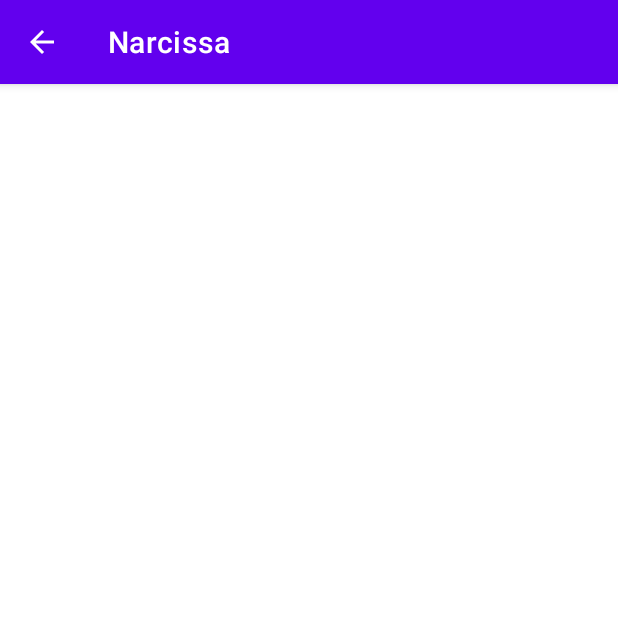
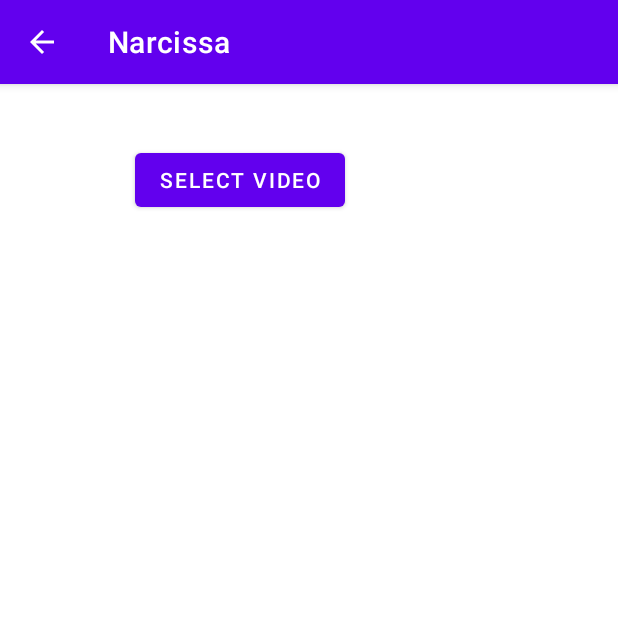
Before and after one commit to juuuleees/CMSC200-Thesis, an Android app: the screen it shows after launch (VideoDemonstrations), after a tap on "VIDEO DEMONSTRATION", on a phone screen of 412 x 824 dp, the top half of it. Run offline under Robolectric (Android 15) with nearby library versions, the phone set to English and light mode, and no system bars; libraries missing offline, so code that uses them is left out: org.opencv.android; 1 statement that could not run was skipped.

Commit message:
Added/edited files.

```diff
--- /dev/null
+++ b/code/Narcissa/app/src/main/java/com/example/narcissa/AerialMap.java
@@ -0,0 +1,4 @@
+package com.example.narcissa;
+
+public class AerialMap {
+}
--- a/code/Narcissa/app/src/main/java/com/example/narcissa/Portrait_Frag.java
+++ b/code/Narcissa/app/src/main/java/com/example/narcissa/Portrait_Frag.java
@@ -13,6 +13,7 @@ import android.widget.Button;
 public class Portrait_Frag extends Fragment implements View.OnClickListener {
 
     private Button video_demo;
+    private Button connect_bot;
 
     public Portrait_Frag() {
         // Required empty public constructor
@@ -27,17 +28,34 @@ public class Portrait_Frag extends Fragment implements View.OnClickListener {
     public View onCreateView(LayoutInflater inflater, ViewGroup container,
                              Bundle savedInstanceState) {
         // Inflate the layout for this fragment
-        View video_demo_view = inflater.inflate(R.layout.portrait_frag, container, false);
+        View portrait_view = inflater.inflate(R.layout.portrait_frag, container, false);
 //        Remember that findViewById() needs to be attached to the view na gagamitin mo
-        video_demo = (Button)video_demo_view.findViewById(R.id.vid_demo);
+        video_demo = (Button)portrait_view.findViewById(R.id.vid_demo);
+        connect_bot = (Button)portrait_view.findViewById(R.id.bot_connect);
         video_demo.setOnClickListener(this);
+        connect_bot.setOnClickListener(this);
 
-        return video_demo_view;
+        return portrait_view;
     }
 
     @Override
     public void onClick(View v) {
-        access_video_demo(v);
+        int id = v.getId();
+        switch (id) {
+            case R.id.vid_demo:
+                access_video_demo(v);
+                break;
+            case R.id.bot_connect:
+                connect_to_bot(v);
+                break;
+            default:
+                break;
+        }
+    }
+
+    public void connect_to_bot(View view) {
+        Intent intent = new Intent(getActivity(), BotConnector.class);
+        startActivity(intent);
     }
 
     public void access_video_demo(View view) {
--- a/code/Narcissa/app/src/main/java/com/example/narcissa/VideoDemonstrations.java
+++ b/code/Narcissa/app/src/main/java/com/example/narcissa/VideoDemonstrations.java
@@ -2,13 +2,72 @@ package com.example.narcissa;
 
 import androidx.appcompat.app.AppCompatActivity;
 
+import android.content.Intent;
+import android.media.MediaMetadataRetriever;
+import android.net.Uri;
 import android.os.Bundle;
+import android.os.Environment;
+import android.provider.MediaStore;
+import android.view.View;
+import android.widget.Button;
+
+import java.io.File;
 
 public class VideoDemonstrations extends AppCompatActivity {
+
+    private Button select_video;
+    private MediaMetadataRetriever data_retriever;
+    private final int SELECT_VIDEO_REQUEST = 100;
 
     @Override
     protected void onCreate(Bundle savedInstanceState) {
         super.onCreate(savedInstanceState);
         setContentView(R.layout.video_demonstrations);
+
+//      Select a video from gallery
+        Intent vid_intent = set_retrieval_intent();
+
+//      Initialize video selection button
+        select_video = (Button)findViewById(R.id.select_video_button);
+        select_video.setOnClickListener(new View.OnClickListener() {
+            @Override
+            public void onClick(View view) {
+                startActivityForResult(Intent.createChooser(vid_intent, "Select Video")
+                        ,SELECT_VIDEO_REQUEST);
+            }
+        });
+
+
     }
+
+    public void onActivityResult(int request, int result, Intent data) {
+        if (result == RESULT_OK) {
+            if (request == SELECT_VIDEO_REQUEST) {
+                MediaMetadataRetriever retriever = new MediaMetadataRetriever();
+                Uri video_uri = data.getData();
+                retriever.setDataSource(getApplicationContext(), video_uri);
+                VideoMirrorDetection mirror_detector = new VideoMirrorDetection(retriever, video_uri);
+                mirror_detector.add_fov();
+            }
+        }
+    }
+
+    public Intent set_retrieval_intent() {
+        Intent intent;
+        if (android.os.Environment.getExternalStorageState().equals(Environment.MEDIA_MOUNTED)) {
+//          Everything can access external storage
+            intent = new Intent(Intent.ACTION_PICK,
+                    MediaStore.Video.Media.EXTERNAL_CONTENT_URI);
+        } else {
+//          Only the app/system/super processes can access internal storage
+            intent = new Intent(Intent.ACTION_PICK,
+                    MediaStore.Video.Media.INTERNAL_CONTENT_URI);
+        }
+
+        intent.setType("video/*");
+        intent.setAction(Intent.ACTION_GET_CONTENT);
+
+        return intent;
+    }
+
 }
--- a/code/Narcissa/app/src/main/res/layout/landscape_frag.xml
+++ b/code/Narcissa/app/src/main/res/layout/landscape_frag.xml
@@ -33,7 +33,7 @@
 
     <TextView
         android:id="@+id/bot_connect_desc"
-        android:layout_width="match_parent"
+        android:layout_width="201dp"
         android:layout_height="wrap_content"
         android:text="@string/bot_connect_desc"
         android:translationX="50dp"
--- a/code/Narcissa/app/src/main/res/layout/portrait_frag.xml
+++ b/code/Narcissa/app/src/main/res/layout/portrait_frag.xml
@@ -31,7 +31,6 @@
         android:translationX="50dp"
         android:translationY="200dp" />
 
-    <!-- ToDo: this text should fit in portrait view -->
     <TextView
         android:id="@+id/bot_connect_desc"
         android:layout_width="250dp"
--- a/code/Narcissa/app/src/main/res/layout/video_demonstrations.xml
+++ b/code/Narcissa/app/src/main/res/layout/video_demonstrations.xml
@@ -6,4 +6,19 @@
     android:layout_height="match_parent"
     tools:context=".VideoDemonstrations">
 
+    <Button
+        android:id="@+id/select_video_button"
+        android:layout_width="wrap_content"
+        android:layout_height="wrap_content"
+        android:layout_marginStart="90dp"
+        android:layout_marginTop="40dp"
+        android:layout_marginEnd="317dp"
+        android:layout_marginBottom="643dp"
+        android:text="@string/select_video"
+        app:layout_constraintBottom_toBottomOf="parent"
+        app:layout_constraintEnd_toEndOf="parent"
+        app:layout_constraintHorizontal_bias="0.0"
+        app:layout_constraintStart_toStartOf="parent"
+        app:layout_constraintTop_toTopOf="parent"
+        app:layout_constraintVertical_bias="0.0" />
 </androidx.constraintlayout.widget.ConstraintLayout>
--- a/code/Narcissa/app/src/main/res/values/strings.xml
+++ b/code/Narcissa/app/src/main/res/values/strings.xml
@@ -4,10 +4,10 @@
     <!--    Button label strings -->
     <string name="vid_demo">Video demonstration</string>
     <string name="bot_connect">Connect to bot</string>
+    <string name="select_video">Select Video</string>
 
     <!--    Explanation paragraphs? -->
     <string name="vid_demo_desc">Locate mirrors in a selected video.</string>
     <string name="bot_connect_desc">Connect to an Arduino robot. Used for live demonstrations.</string>
-    <!-- TODO: Remove or change this placeholder text -->
-    <string name="hello_blank_fragment">Hello blank fragment</string>
+
 </resources>
--- a/code/Narcissa/settings.gradle
+++ b/code/Narcissa/settings.gradle
@@ -8,3 +8,6 @@ dependencyResolutionManagement {
 }
 rootProject.name = "Narcissa"
 include ':app'
+
+include ':openCV343'
+include ':openCV343'
```
Also changed, not shown: code/Narcissa/app/build.gradle (+4 -4 lines), code/Narcissa/app/src/main/AndroidManifest.xml (+7 -3 lines), code/Narcissa/app/src/main/java/com/example/narcissa/BotConnector.java (added, +14 -0 lines), code/Narcissa/app/src/main/java/com/example/narcissa/Landscape_Frag.java (+24 -5 lines), code/Narcissa/app/src/main/java/com/example/narcissa/MainActivity.java (+10 -0 lines), code/Narcissa/app/src/main/java/com/example/narcissa/VideoMirrorDetection.java (added, +163 -0 lines), code/Narcissa/app/src/main/java/com/example/narcissa/Worklog.txt (+10 -0 lines), code/Narcissa/app/src/main/res/layout/activity_bot_connector.xml (added, +9 -0 lines), 2 other files.
